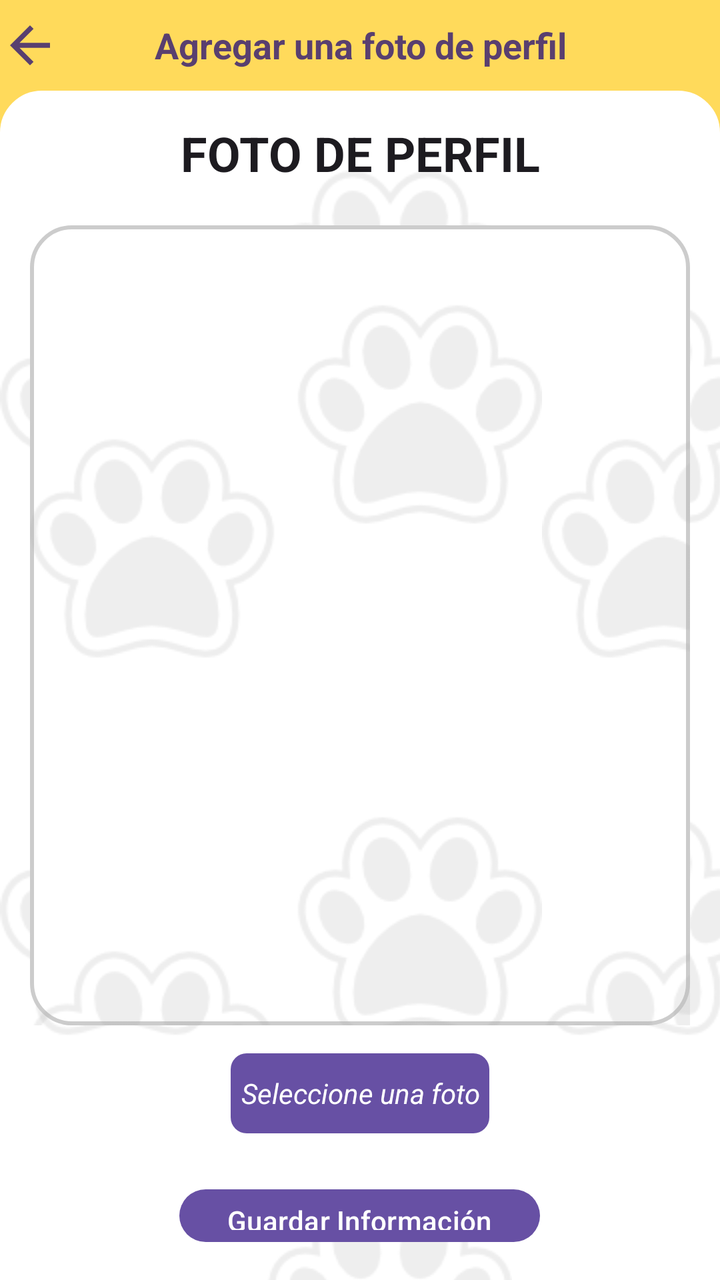
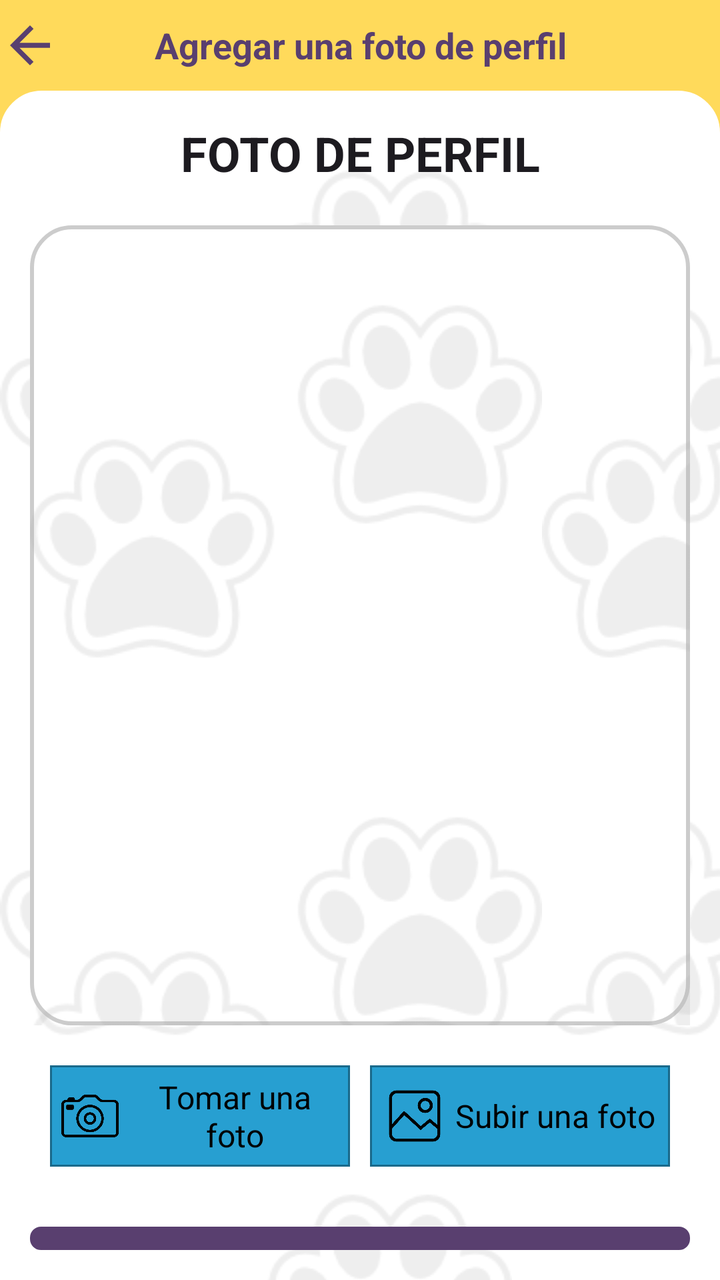

The first picture is an Android layout as it rendered before a commit; the second is the same layout after the commit. The layout source and the unified diff follow.
<!-- AndroidManifest.xml: application theme Theme.TIC_PV -->
<!-- res/layout/activity_subir_foto_perfil.xml -->
<?xml version="1.0" encoding="utf-8"?>
<RelativeLayout xmlns:android="http://schemas.android.com/apk/res/android"
    xmlns:app="http://schemas.android.com/apk/res-auto"
    xmlns:tools="http://schemas.android.com/tools"
    android:id="@+id/main"
    android:layout_width="match_parent"
    android:layout_height="match_parent"
    android:background="@color/yellow"
    tools:context=".Vista.SubirFotoPerfil">

    <RelativeLayout
        android:layout_width="match_parent"
        android:layout_height="wrap_content"
        android:id="@+id/lYSuperiorAgregarFotoPerfil"
        android:background="@color/yellow"
        android:orientation="horizontal">

        <ImageView
            android:layout_width="30dp"
            android:layout_height="30dp"
            android:id="@+id/iVRegresarAgregarFotoPerfil"
            android:layout_centerVertical="true"
            android:background="@drawable/ic_retroceder"
            android:backgroundTint="@color/lila"/>

        <TextView
            android:layout_width="match_parent"
            android:layout_height="wrap_content"
            android:id="@+id/tVTituloAgregarFotoPerfil"
            android:textSize="18sp"
            android:layout_centerVertical="true"
            android:textAlignment="center"
            android:textStyle="bold"
            android:textColor="@color/lila"
            android:text="Agregar una foto de perfil"/>

        <View
            android:id="@+id/viewTituloAgregarFotoPerfil"
            android:layout_width="match_parent"
            android:layout_height="1dp"
            android:layout_marginTop="20dp"
            android:layout_below="@+id/tVTituloAgregarFotoPerfil"
            android:background="@color/yellow" />

    </RelativeLayout>

    <RelativeLayout
        android:layout_width="match_parent"
        android:layout_height="match_parent"
        android:padding="15dp"
        android:layout_below="@+id/lYSuperiorAgregarFotoPerfil"
        android:background="@drawable/bordes_fragment">
        
        <TextView
            android:layout_width="match_parent"
            android:layout_height="wrap_content"
            android:id="@+id/layoutEncabezadoSubirFoto"
            android:text="FOTO DE PERFIL"
            android:textAlignment="center"
            android:textStyle="bold"
            android:textAppearance="@style/TextAppearance.AppCompat.Headline"/>

        <ImageView
            android:layout_width="match_parent"
            android:layout_height="400dp"
            android:id="@+id/vistaFotoPerfilSubida"
            android:layout_marginTop="20dp"
            android:scaleType="fitCenter"
            android:background="@drawable/frame_redondeado"
            android:padding="10dp"
            android:layout_below="@+id/layoutEncabezadoSubirFoto"/>

        <Button
            android:layout_width="wrap_content"
            android:layout_height="wrap_content"
            android:id="@+id/btnSeleccionarFotoPerfil"
            android:layout_below="@+id/vistaFotoPerfilSubida"
            android:layout_marginTop="10dp"
            android:padding="5dp"
            android:layout_centerHorizontal="true"
            style="@style/Widget.MaterialComponents.CardView"
            android:textStyle="italic"
            android:text="Seleccione una foto" />

        <Button
            android:layout_width="wrap_content"
            android:layout_height="wrap_content"
            android:id="@+id/btnGuardarFotoPerfil"
            android:layout_below="@id/btnSeleccionarFotoPerfil"
            android:layout_marginTop="20dp"
            android:layout_centerHorizontal="true"
            android:text="Guardar Información"/>

        <ProgressBar
            android:layout_width="wrap_content"
            android:layout_height="wrap_content"
            android:id="@+id/barraProgresoSubirFotoPerfil"
            style="?android:attr/progressBarStyleLarge"
            android:layout_centerVertical="true"
            android:layout_centerHorizontal="true"
            android:elevation="10dp"
            android:visibility="gone"/>

    </RelativeLayout>


</RelativeLayout>
<!-- resources referenced by this layout -->
<resources>
  <color name="lila">#593f6f</color>
  <color name="yellow">#ffda5b</color>
  <!-- drawable bordes_fragment (drawable) -->
  <?xml version="1.0" encoding="utf-8"?>
  <layer-list xmlns:android="http://schemas.android.com/apk/res/android">
  
      
      <item>
          <shape android:shape="rectangle">
              <solid android:color="#FFFFFF" />
  
              
              <corners
                  android:topLeftRadius="20dp"
                  android:topRightRadius="20dp" />
  
              <stroke
                  android:width="2dp"
                  android:color="#FFFFFF" />
          </shape>
      </item>
  
      
      <item>
          <bitmap
              android:src="@drawable/huellitas"
              android:tileMode="repeat"
              android:gravity="center"
              android:tint="@android:color/darker_gray"
              android:alpha="0.2"/> 
      </item>
  
  </layer-list>
  <!-- drawable frame_redondeado (drawable) -->
  <?xml version="1.0" encoding="utf-8"?>
  <layer-list xmlns:android="http://schemas.android.com/apk/res/android">
  
      
      <item>
          <shape android:shape="rectangle">
              <solid android:color="#FFFFFF" />
              <corners android:radius="20dp" />
              <stroke android:width="2dp" android:color="#CCCCCC"/>
          </shape>
      </item>
  
      
      <item>
          <bitmap
              android:src="@drawable/huellitas"
              android:tileMode="repeat"
              android:gravity="center"
              android:tint="@android:color/darker_gray"
              android:alpha="0.2"/>  
      </item>
  
  </layer-list>
  <!-- drawable ic_retroceder (drawable) -->
  <vector xmlns:android="http://schemas.android.com/apk/res/android" android:autoMirrored="true" android:height="24dp" android:tint="#FFFFFF" android:viewportHeight="24" android:viewportWidth="24" android:width="24dp">
        
      <path android:fillColor="@android:color/white" android:pathData="M20,11H7.83l5.59,-5.59L12,4l-8,8 8,8 1.41,-1.41L7.83,13H20v-2z"/>
      
  </vector>
  <style name="Theme.TIC_PV" parent="Base.Theme.TIC_PV" />
  <!-- drawable huellitas: png bitmap (drawable, 6949 bytes) -->
  <style name="Base.Theme.TIC_PV" parent="Theme.Material3.DayNight.NoActionBar">
          
          
  
  
  
  
  
  
  
  
      </style>
</resources>

<!-- the commit's change to res/layout/activity_subir_foto_perfil.xml (unified diff, before → after) -->
@@ -70,26 +70,103 @@
             android:padding="10dp"
             android:layout_below="@+id/layoutEncabezadoSubirFoto"/>
 
-        <Button
-            android:layout_width="wrap_content"
+        
+        <LinearLayout
+            android:id="@+id/lLBotonesFotoPerfil"
+            android:layout_width="match_parent"
             android:layout_height="wrap_content"
-            android:id="@+id/btnSeleccionarFotoPerfil"
             android:layout_below="@+id/vistaFotoPerfilSubida"
             android:layout_marginTop="10dp"
-            android:padding="5dp"
-            android:layout_centerHorizontal="true"
-            style="@style/Widget.MaterialComponents.CardView"
-            android:textStyle="italic"
-            android:text="Seleccione una foto" />
+            android:gravity="center"
+            android:orientation="horizontal"
+            android:padding="10dp">
 
-        <Button
-            android:layout_width="wrap_content"
+            <LinearLayout
+                android:id="@+id/lLTomarFotoPerfil"
+                android:layout_width="0dp"
+                android:layout_weight="1"
+                android:layout_height="match_parent"
+                android:layout_marginEnd="5dp"
+                android:orientation="horizontal"
+                android:padding="5dp"
+                android:gravity="center"
+                android:focusable="true"
+                android:clickable="true"
+                android:backgroundTint="@color/celeste"
+                android:backgroundTintMode="multiply"
+                android:foreground="?android:attr/selectableItemBackgroundBorderless"
+                android:background="@drawable/borde_cuadrado">
+
+                <ImageView
+                    android:layout_width="30dp"
+                    android:layout_height="30dp"
+                    android:background="@drawable/ic_camara" />
+
+                <TextView
+                    android:layout_width="wrap_content"
+                    android:layout_height="wrap_content"
+                    android:layout_marginStart="5dp"
+                    android:text="Tomar una foto"
+                    android:textAlignment="center"
+                    android:textColor="@color/black"
+                    android:textSize="16sp" />
+            </LinearLayout>
+
+            <LinearLayout
+                android:id="@+id/btnSeleccionarFotoPerfil"
+                android:layout_width="0dp"
+                android:layout_weight="1"
+                android:layout_height="match_parent"
+                android:layout_marginStart="5dp"
+                android:orientation="horizontal"
+                android:padding="5dp"
+                android:gravity="center"
+                android:focusable="true"
+                android:clickable="true"
+                android:backgroundTint="@color/celeste"
+                android:backgroundTintMode="multiply"
+                android:foreground="?android:attr/selectableItemBackgroundBorderless"
+                android:background="@drawable/borde_cuadrado">
+
+                <ImageView
+                    android:layout_width="30dp"
+                    android:layout_height="30dp"
+                    android:background="@drawable/ic_galeria" />
+
+                <TextView
+                    android:layout_width="wrap_content"
+                    android:layout_height="wrap_content"
+                    android:layout_marginStart="5dp"
+                    android:text="Subir una foto"
+                    android:textAlignment="center"
+                    android:textColor="@color/black"
+                    android:textSize="16sp" />
+            </LinearLayout>
+        </LinearLayout>
+
+        <LinearLayout
+            android:layout_width="match_parent"
             android:layout_height="wrap_content"
             android:id="@+id/btnGuardarFotoPerfil"
-            android:layout_below="@id/btnSeleccionarFotoPerfil"
+            android:layout_below="@id/lLBotonesFotoPerfil"
             android:layout_marginTop="20dp"
-            android:layout_centerHorizontal="true"
-            android:text="Guardar Información"/>
+            android:background="@drawable/border"
+            android:backgroundTint="@color/lila"
+            android:clickable="true"
+            android:focusable="true"
+            android:foreground="?android:attr/selectableItemBackground"
+            android:gravity="center"
+            android:orientation="horizontal"
+            android:padding="14dp">
+
+            <TextView
+                android:layout_width="wrap_content"
+                android:layout_height="wrap_content"
+                android:text="Guardar Información"
+                android:textColor="@color/white"
+                android:textSize="17sp"
+                android:textStyle="bold" />
+        </LinearLayout>
 
         <ProgressBar
             android:layout_width="wrap_content"
<!-- resource entries referenced after the edit -->
@@ -1,7 +1,31 @@
 <!-- resources referenced by this layout -->
 <resources>
+  <color name="black">#FF000000</color>
+  <color name="celeste">#279fd1</color>
   <color name="lila">#593f6f</color>
+  <color name="white">#FFFFFFFF</color>
   <color name="yellow">#ffda5b</color>
+  <!-- drawable borde_cuadrado (drawable) -->
+  <?xml version="1.0" encoding="utf-8"?>
+  <shape xmlns:android="http://schemas.android.com/apk/res/android">
+      
+      <solid android:color="#FFFFFF"/>
+  
+      
+      <stroke android:width="1dp" android:color="#AAAAAA"/>
+  </shape>
+  <!-- drawable border (drawable) -->
+  <?xml version="1.0" encoding="utf-8"?>
+  <shape xmlns:android="http://schemas.android.com/apk/res/android">
+      
+      <solid android:color="#FFFFFF"/>
+  
+      
+      <stroke android:width="1dp" android:color="#AAAAAA"/>
+  
+      
+      <corners android:radius="5dp"/>
+  </shape>
   <!-- drawable bordes_fragment (drawable) -->
   <?xml version="1.0" encoding="utf-8"?>
   <layer-list xmlns:android="http://schemas.android.com/apk/res/android">
@@ -57,6 +81,8 @@
       </item>
   
   </layer-list>
+  <!-- drawable ic_camara: png bitmap (drawable, 8394 bytes) -->
+  <!-- drawable ic_galeria: png bitmap (drawable, 6970 bytes) -->
   <!-- drawable ic_retroceder (drawable) -->
   <vector xmlns:android="http://schemas.android.com/apk/res/android" android:autoMirrored="true" android:height="24dp" android:tint="#FFFFFF" android:viewportHeight="24" android:viewportWidth="24" android:width="24dp">
         
